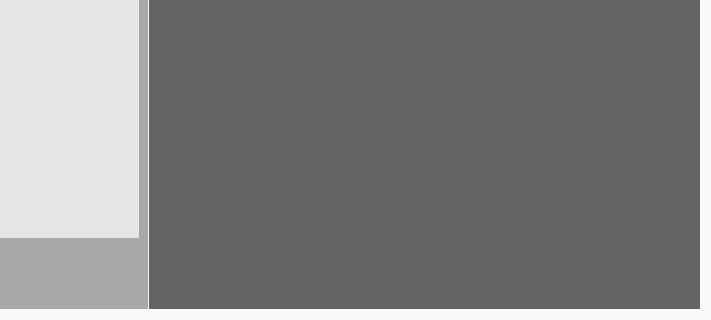
First picture: the form in HUSTCAM/fmlwidget.ui, repository CarolineQI/HUSTCAM, before the edit; both pictures show x 535 to 1246 and y 507 to 827 of the 1246 by 827 pixel window.
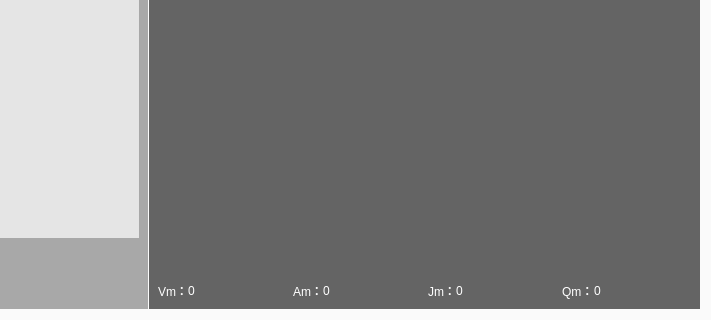
Second picture: the form after the edit. The open tabs and pages were chosen to show the change.

Patch:
```diff
--- a/HUSTCAM/fmlwidget.ui
+++ b/HUSTCAM/fmlwidget.ui
@@ -1547,21 +1547,6 @@
        <string notr="true">background-color: rgb(100, 100, 100);</string>
       </property>
       <layout class="QVBoxLayout" name="verticalLayout">
-       <property name="spacing">
-        <number>0</number>
-       </property>
-       <property name="leftMargin">
-        <number>0</number>
-       </property>
-       <property name="topMargin">
-        <number>0</number>
-       </property>
-       <property name="rightMargin">
-        <number>0</number>
-       </property>
-       <property name="bottomMargin">
-        <number>0</number>
-       </property>
        <item>
         <widget class="QWidget" name="SCurveView" native="true">
          <property name="sizePolicy">
@@ -1626,6 +1611,167 @@
          </property>
         </widget>
        </item>
+       <item>
+        <widget class="QWidget" name="widget" native="true">
+         <property name="sizePolicy">
+          <sizepolicy hsizetype="Preferred" vsizetype="Fixed">
+           <horstretch>0</horstretch>
+           <verstretch>0</verstretch>
+          </sizepolicy>
+         </property>
+         <property name="minimumSize">
+          <size>
+           <width>0</width>
+           <height>0</height>
+          </size>
+         </property>
+         <property name="styleSheet">
+          <string notr="true"/>
+         </property>
+         <layout class="QHBoxLayout" name="horizontalLayout_3">
+          <item>
+           <layout class="QHBoxLayout" name="VM">
+            <property name="spacing">
+             <number>0</number>
+            </property>
+            <item>
+             <widget class="QLabel" name="label">
+              <property name="styleSheet">
+               <string notr="true">font: 12pt &quot;微软雅黑&quot;;
+color: rgb(255, 255, 255);</string>
+              </property>
+              <property name="text">
+               <string>Vm：</string>
+              </property>
+             </widget>
+            </item>
+            <item>
+             <widget class="QLabel" name="VmText">
+              <property name="sizePolicy">
+               <sizepolicy hsizetype="Expanding" vsizetype="Preferred">
+                <horstretch>0</horstretch>
+                <verstretch>0</verstretch>
+               </sizepolicy>
+              </property>
+              <property name="styleSheet">
+               <string notr="true">font: 12pt &quot;微软雅黑&quot;;
+color: rgb(255, 255, 255);</string>
+              </property>
+              <property name="text">
+               <string>0</string>
+              </property>
+             </widget>
+            </item>
+           </layout>
+          </item>
+          <item>
+           <layout class="QHBoxLayout" name="AM">
+            <property name="spacing">
+             <number>0</number>
+            </property>
+            <item>
+             <widget class="QLabel" name="label_5">
+              <property name="styleSheet">
+               <string notr="true">font: 12pt &quot;微软雅黑&quot;;
+color: rgb(255, 255, 255);</string>
+              </property>
+              <property name="text">
+               <string>Am：</string>
+              </property>
+             </widget>
+            </item>
+            <item>
+             <widget class="QLabel" name="AmText">
+              <property name="sizePolicy">
+               <sizepolicy hsizetype="Expanding" vsizetype="Preferred">
+                <horstretch>0</horstretch>
+                <verstretch>0</verstretch>
+               </sizepolicy>
+              </property>
+              <property name="styleSheet">
+               <string notr="true">font: 12pt &quot;微软雅黑&quot;;
+color: rgb(255, 255, 255);</string>
+              </property>
+              <property name="text">
+               <string>0</string>
+              </property>
+             </widget>
+            </item>
+           </layout>
+          </item>
+          <item>
+           <layout class="QHBoxLayout" name="JM">
+            <property name="spacing">
+             <number>0</number>
+            </property>
+            <item>
+             <widget class="QLabel" name="label_7">
+              <property name="styleSheet">
+               <string notr="true">font: 12pt &quot;微软雅黑&quot;;
+color: rgb(255, 255, 255);</string>
+              </property>
+              <property name="text">
+               <string>Jm：</string>
+              </property>
+             </widget>
+            </item>
+            <item>
+             <widget class="QLabel" name="JmText">
+              <property name="sizePolicy">
+               <sizepolicy hsizetype="Expanding" vsizetype="Preferred">
+                <horstretch>0</horstretch>
+                <verstretch>0</verstretch>
+               </sizepolicy>
+              </property>
+              <property name="styleSheet">
+               <string notr="true">font: 12pt &quot;微软雅黑&quot;;
+color: rgb(255, 255, 255);</string>
+              </property>
+              <property name="text">
+               <string>0</string>
+              </property>
+             </widget>
+            </item>
+           </layout>
+          </item>
+          <item>
+           <layout class="QHBoxLayout" name="QM">
+            <property name="spacing">
+             <number>0</number>
+            </property>
+            <item>
+             <widget class="QLabel" name="label_8">
+              <property name="styleSheet">
+               <string notr="true">font: 12pt &quot;微软雅黑&quot;;
+color: rgb(255, 255, 255);</string>
+              </property>
+              <property name="text">
+               <string>Qm：</string>
+              </property>
+             </widget>
+            </item>
+            <item>
+             <widget class="QLabel" name="QmText">
+              <property name="sizePolicy">
+               <sizepolicy hsizetype="Expanding" vsizetype="Preferred">
+                <horstretch>0</horstretch>
+                <verstretch>0</verstretch>
+               </sizepolicy>
+              </property>
+              <property name="styleSheet">
+               <string notr="true">font: 12pt &quot;微软雅黑&quot;;
+color: rgb(255, 255, 255);</string>
+              </property>
+              <property name="text">
+               <string>0</string>
+              </property>
+             </widget>
+            </item>
+           </layout>
+          </item>
+         </layout>
+        </widget>
+       </item>
       </layout>
      </widget>
     </widget>
```
Left out of the diff: 16 changed lines with no effect on the pictures.
